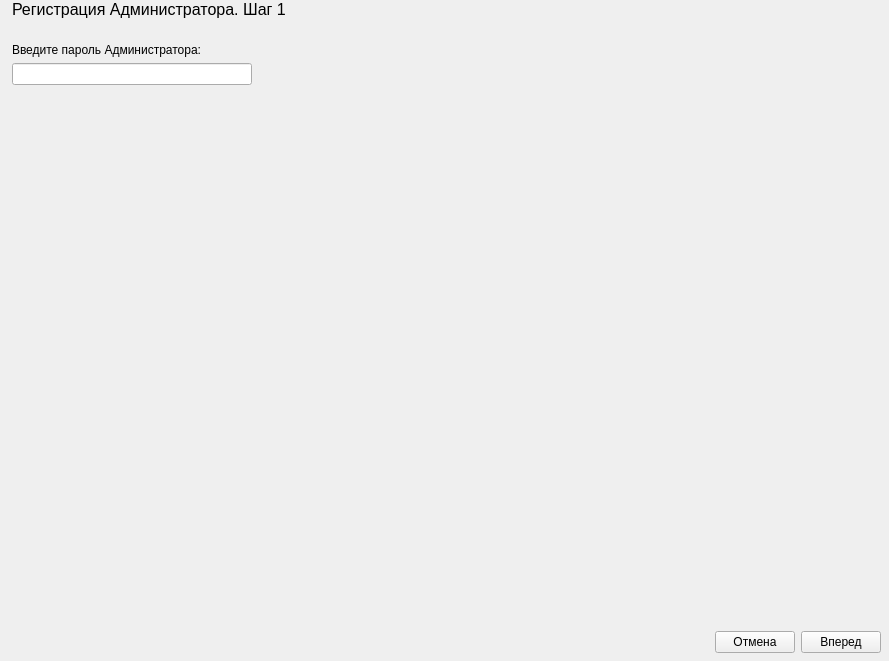
Qt form panels/AdminActionsPanel.ui (m6v/sobol) before a commit.
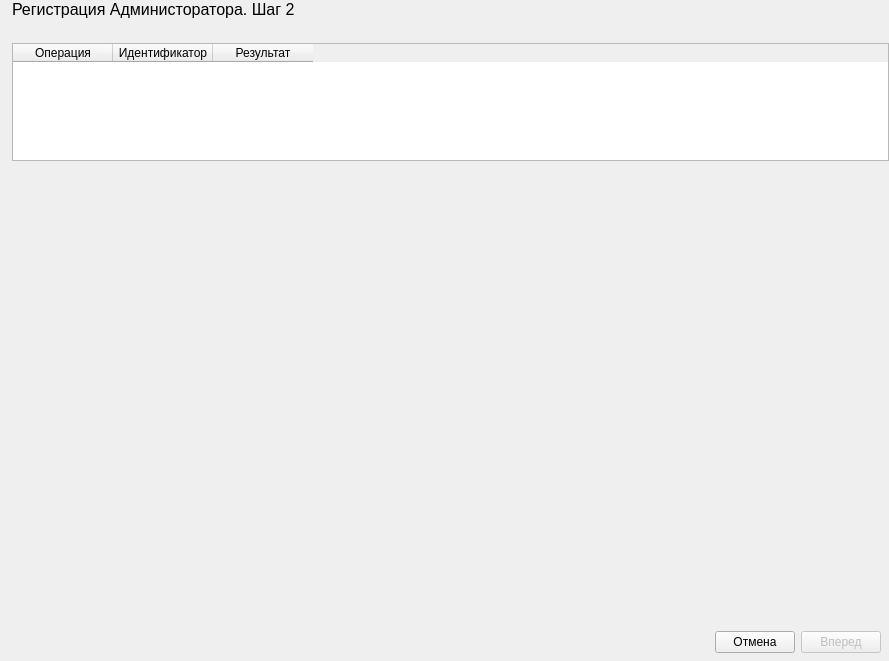
The same form after that commit. The open tabs and pages were chosen to show the change.

Commit message: Admin registration wizard have been added

```diff
--- a/panels/AdminActionsPanel.ui
+++ b/panels/AdminActionsPanel.ui
@@ -289,108 +289,6 @@
       </layout>
      </widget>
      <widget class="QWidget" name="page_3">
-      <layout class="QVBoxLayout" name="verticalLayout_7">
-       <property name="leftMargin">
-        <number>12</number>
-       </property>
-       <property name="topMargin">
-        <number>0</number>
-       </property>
-       <property name="rightMargin">
-        <number>0</number>
-       </property>
-       <property name="bottomMargin">
-        <number>0</number>
-       </property>
-       <item>
-        <widget class="QLabel" name="step_3_label">
-         <property name="font">
-          <font>
-           <pointsize>12</pointsize>
-          </font>
-         </property>
-         <property name="text">
-          <string>Регистрация Администратора. Шаг 1
-</string>
-         </property>
-        </widget>
-       </item>
-       <item>
-        <widget class="QLabel" name="label_13">
-         <property name="text">
-          <string>Введите пароль Администратора:</string>
-         </property>
-        </widget>
-       </item>
-       <item>
-        <widget class="QLineEdit" name="passwd_line_edit_6">
-         <property name="minimumSize">
-          <size>
-           <width>240</width>
-           <height>0</height>
-          </size>
-         </property>
-         <property name="maximumSize">
-          <size>
-           <width>240</width>
-           <height>16777215</height>
-          </size>
-         </property>
-        </widget>
-       </item>
-       <item>
-        <spacer name="vertical_spacer_3">
-         <property name="orientation">
-          <enum>Qt::Vertical</enum>
-         </property>
-         <property name="sizeHint" stdset="0">
-          <size>
-           <width>20</width>
-           <height>535</height>
-          </size>
-         </property>
-        </spacer>
-       </item>
-       <item>
-        <layout class="QHBoxLayout" name="horizontal_layout_5">
-         <property name="rightMargin">
-          <number>8</number>
-         </property>
-         <property name="bottomMargin">
-          <number>8</number>
-         </property>
-         <item>
-          <spacer name="horizontal_spacer_5">
-           <property name="orientation">
-            <enum>Qt::Horizontal</enum>
-           </property>
-           <property name="sizeHint" stdset="0">
-            <size>
-             <width>40</width>
-             <height>20</height>
-            </size>
-           </property>
-          </spacer>
-         </item>
-         <item>
-          <widget class="QPushButton" name="cancel_push_button_3">
-           <property name="text">
-            <string>Отмена</string>
-           </property>
-          </widget>
-         </item>
-         <item>
-          <widget class="QPushButton" name="next_push_button_3">
-           <property name="text">
-            <string>Вперед</string>
-           </property>
-          </widget>
-         </item>
-        </layout>
-       </item>
-      </layout>
-     </widget>
-     <widget class="QWidget" name="page_4">
       <layout class="QVBoxLayout" name="verticalLayout_6">
        <property name="leftMargin">
         <number>12</number>
@@ -481,7 +379,7 @@
           </widget>
          </item>
          <item>
-          <widget class="QPushButton" name="next_push_button_4">
+          <widget class="QPushButton" name="next_push_button_3">
            <property name="enabled">
             <bool>false</bool>
            </property>
```
Left out of the diff: 10 changed lines with no effect on the pictures. The commit also changes 6 other files.
